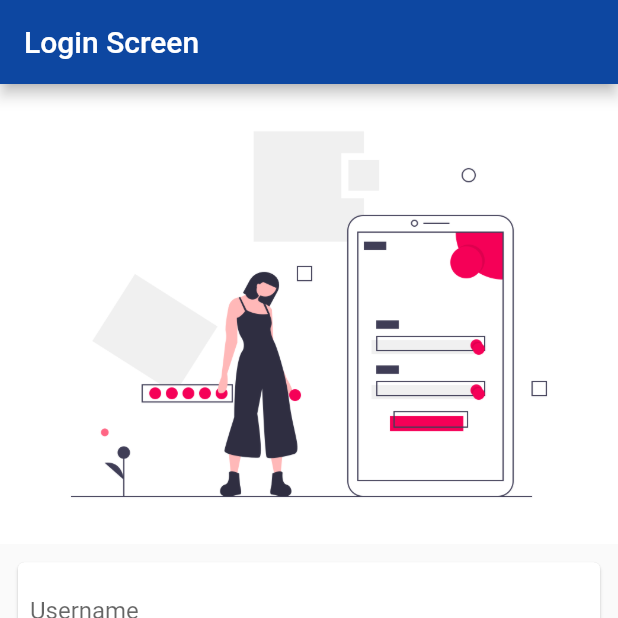
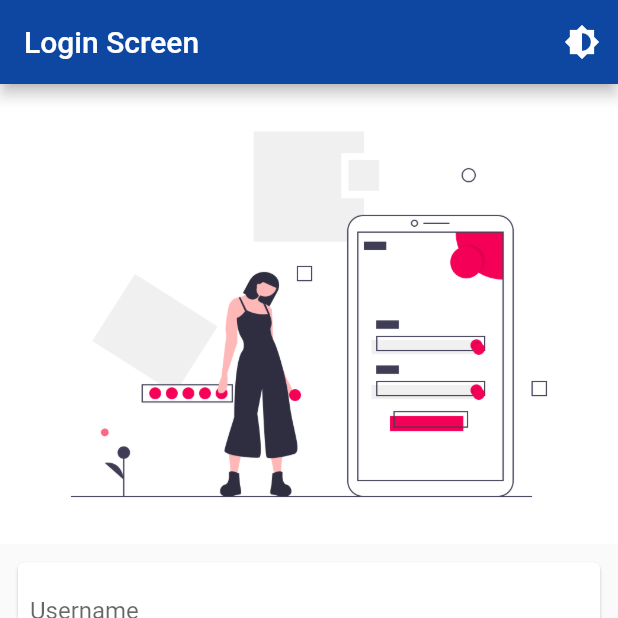
Before and after one commit to md-weber/provider_explained_theme, a Flutter app: the screen it shows after launch, on a phone screen of 412 x 824 dp, the top half of it. Run offline on Flutter 3.47's test engine with Material 2 defaults, Android fonts, the phone set to English and light mode, and no system bars; our stand-ins replace google_fonts, shared_preferences.

Commit message:
added a theme swapper

```diff
--- a/lib/screens/login_screen.dart
+++ b/lib/screens/login_screen.dart
@@ -1,5 +1,7 @@
 import 'package:flutter/material.dart';
+import 'package:provider/provider.dart';
 
+import '../theme.dart';
 import 'lobby_screen.dart';
 
 class LoginScreen extends StatelessWidget {
@@ -8,6 +10,15 @@ class LoginScreen extends StatelessWidget {
     return Scaffold(
       appBar: AppBar(
         title: Text("Login Screen"),
+        actions: <Widget>[
+          IconButton(
+            icon: Icon(Icons.brightness_6),
+            color: Colors.white,
+            onPressed: () {
+              Provider.of<ThemeProvider>(context, listen: false).swapTheme();
+            },
+          )
+        ],
       ),
       body: Container(
         child: Column(
```
